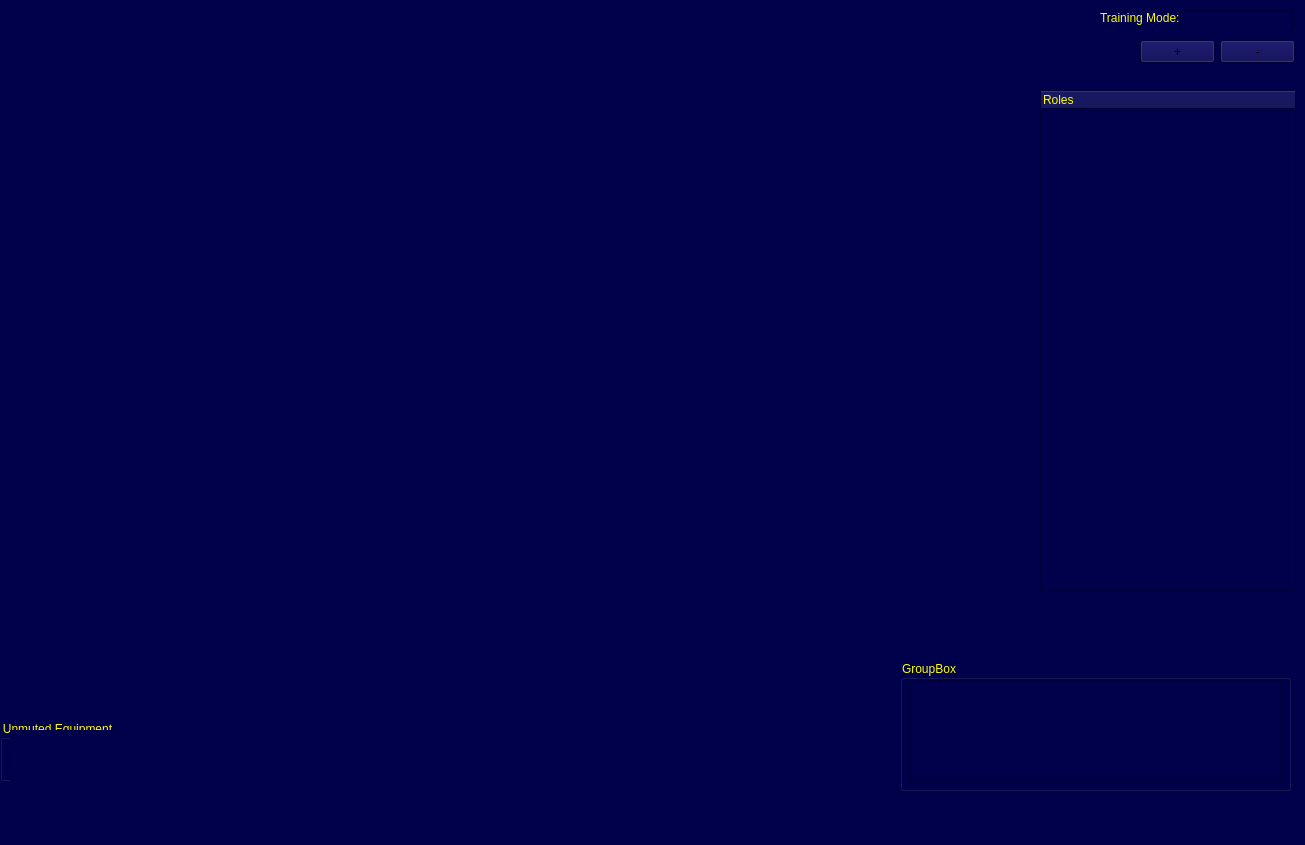
This is catiz.ui in aitorfacio/CATIZMockup as Qt 5 draws it before an edit. The edited form follows.
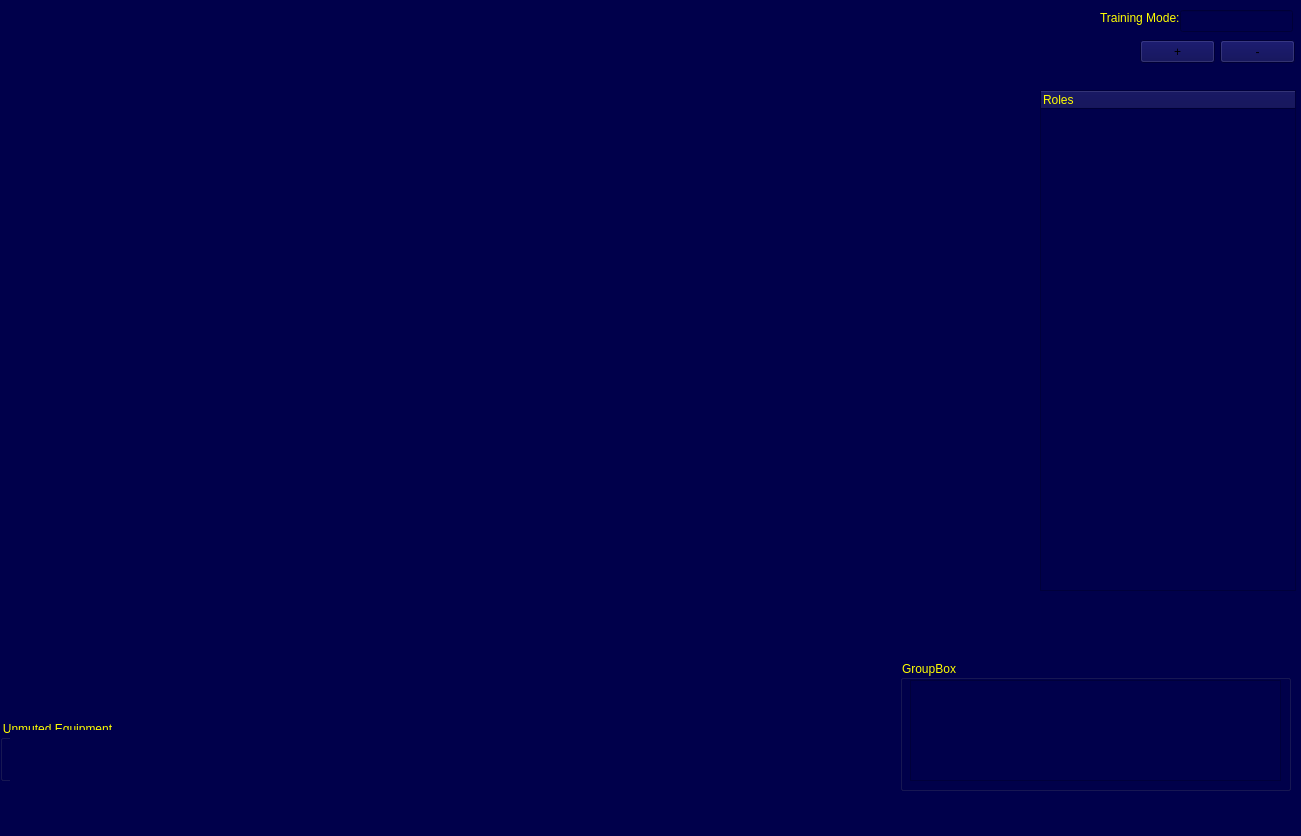
This is the edited form.

Diff of the .ui file:
```diff
--- a/catiz.ui
+++ b/catiz.ui
@@ -6,8 +6,8 @@
    <rect>
     <x>0</x>
     <y>0</y>
-    <width>1305</width>
-    <height>845</height>
+    <width>1301</width>
+    <height>836</height>
    </rect>
   </property>
   <property name="windowTitle">
```
Left out of the diff: 17 changed lines with no effect on the pictures.
